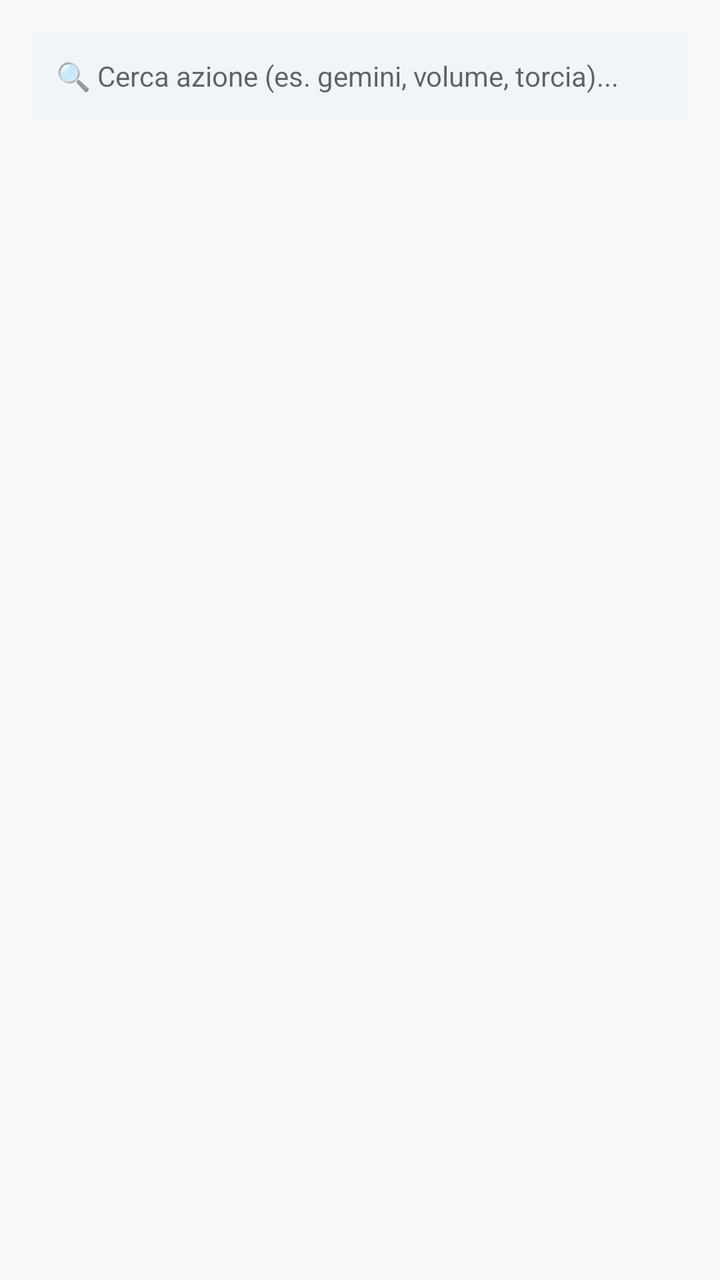
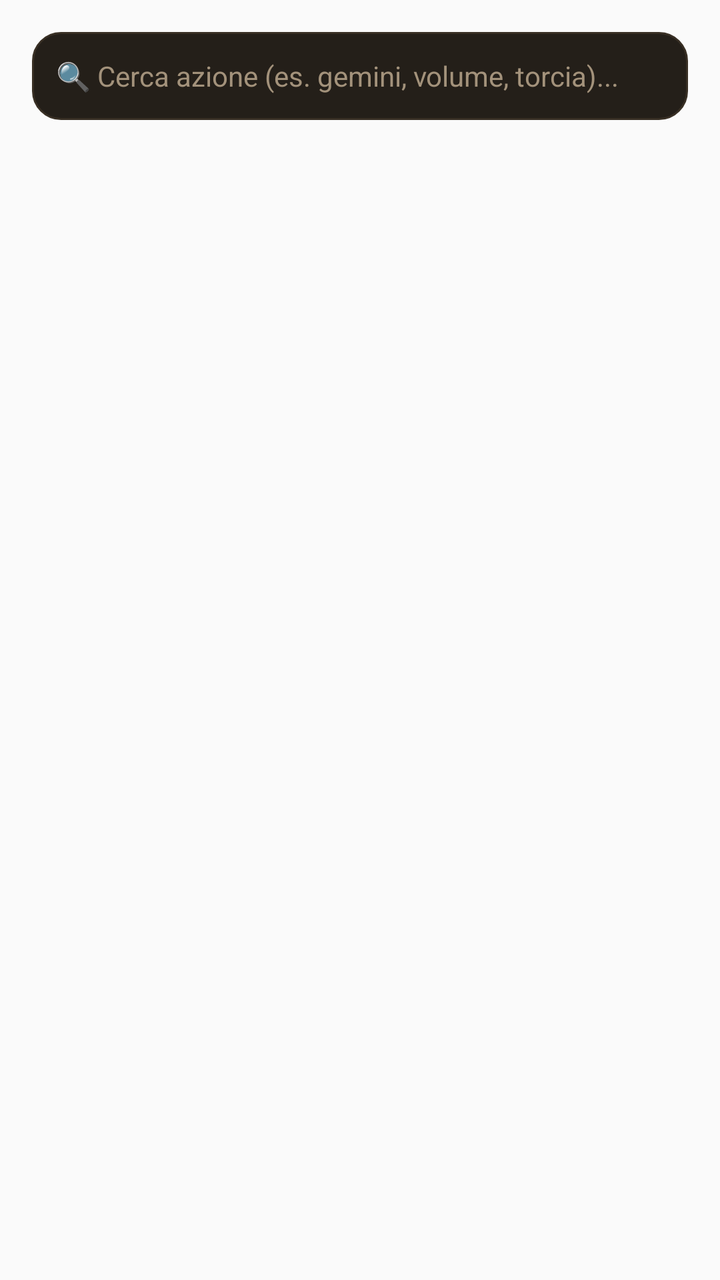

Compare the two renders of this Android layout. The source of the first and the diff that turns it into the second are given below.
<!-- AndroidManifest.xml: application theme Theme.AppCompat.Light.NoActionBar -->
<!-- res/layout/dialog_action_picker.xml -->
<?xml version="1.0" encoding="utf-8"?>
<LinearLayout xmlns:android="http://schemas.android.com/apk/res/android"
    android:layout_width="match_parent"
    android:layout_height="wrap_content"
    android:orientation="vertical"
    android:padding="16dp">

    
    <EditText
        android:id="@+id/etActionSearch"
        android:layout_width="match_parent"
        android:layout_height="44dp"
        android:hint="🔍 Cerca azione (es. gemini, volume, torcia)..."
        android:textSize="14sp"
        android:paddingHorizontal="12dp"
        android:background="#F1F5F9"
        android:inputType="text"
        android:singleLine="true"
        android:layout_marginBottom="12dp" />

    
    <ScrollView
        android:layout_width="match_parent"
        android:layout_height="360dp">

        <LinearLayout
            android:id="@+id/llActionsContainer"
            android:layout_width="match_parent"
            android:layout_height="wrap_content"
            android:orientation="vertical" />
    </ScrollView>

</LinearLayout>
<!-- resources referenced by this layout -->
<resources>

</resources>

<!-- the commit's change to res/layout/dialog_action_picker.xml (unified diff, before → after) -->
@@ -13,7 +13,9 @@
         android:hint="🔍 Cerca azione (es. gemini, volume, torcia)..."
         android:textSize="14sp"
         android:paddingHorizontal="12dp"
-        android:background="#F1F5F9"
+        android:background="@drawable/bg_gauge_panel"
+        android:textColor="@color/cockpit_ink"
+        android:textColorHint="@color/cockpit_muted"
         android:inputType="text"
         android:singleLine="true"
         android:layout_marginBottom="12dp" />
<!-- resource entries referenced after the edit -->
@@ -1,5 +1,15 @@
 <!-- resources referenced by this layout -->
 <resources>
-
+  <color name="cockpit_ink">#F2E6D4</color>
+  <color name="cockpit_muted">#A3927B</color>
+  <!-- drawable bg_gauge_panel (drawable) -->
+  <?xml version="1.0" encoding="utf-8"?>
+  <shape xmlns:android="http://schemas.android.com/apk/res/android" android:shape="rectangle">
+      <solid android:color="@color/cockpit_card" />
+      <corners android:radius="14dp" />
+      <stroke android:width="1dp" android:color="@color/cockpit_border" />
+  </shape>
+  <color name="cockpit_card">#241F19</color>
+  <color name="cockpit_border">#382F24</color>
 </resources>
 
